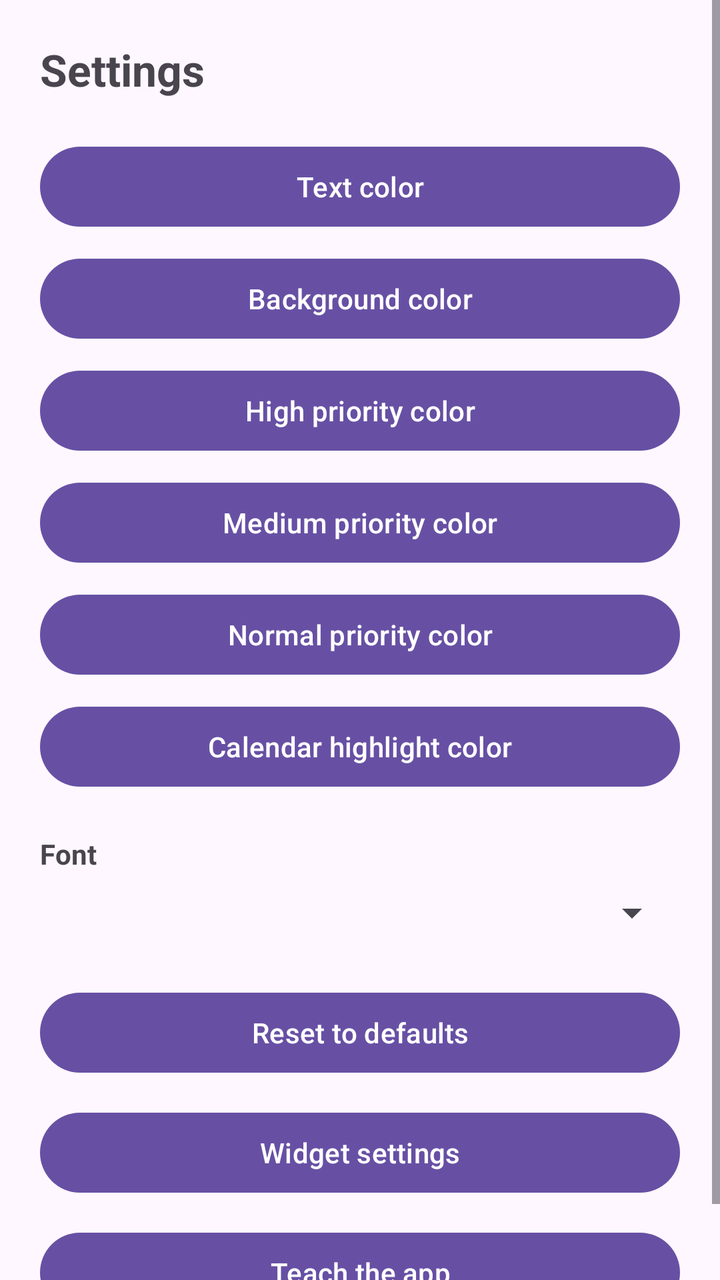
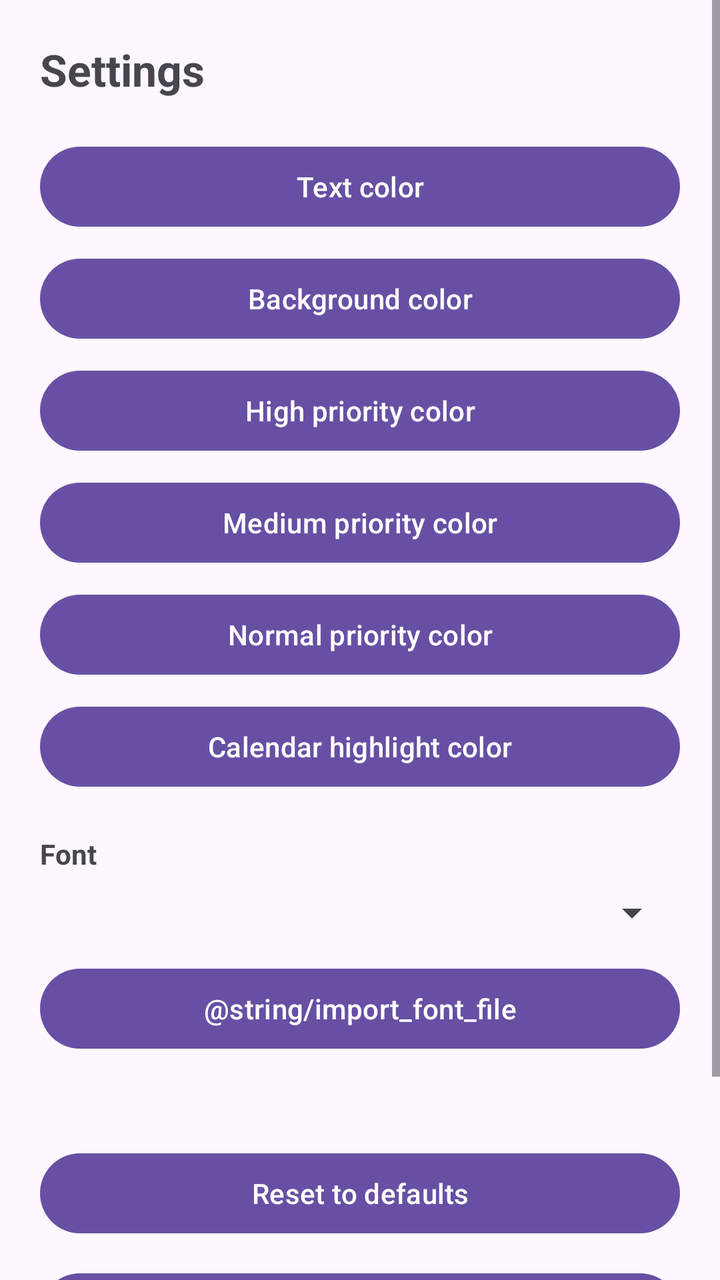

Screens rendered from an Android XML layout before and after an edit, with the pre-edit source and the edit as a unified diff.
<!-- AndroidManifest.xml: application theme Theme.Material3.DayNight -->
<!-- res/layout/activity_settings.xml -->
<?xml version="1.0" encoding="utf-8"?>
<ScrollView
    xmlns:android="http://schemas.android.com/apk/res/android"
    android:layout_width="match_parent"
    android:layout_height="match_parent">

    <LinearLayout
        android:layout_width="match_parent"
        android:layout_height="wrap_content"
        android:orientation="vertical"
        android:padding="20dp">

        <TextView
            android:layout_width="match_parent"
            android:layout_height="wrap_content"
            android:text="@string/settings_title"
            android:textSize="22sp"
            android:textStyle="bold"
            android:layout_marginBottom="20dp" />

        <Button android:id="@+id/buttonTextColor" android:layout_width="match_parent" android:layout_height="wrap_content" android:text="@string/text_color" android:layout_marginBottom="8dp" />
        <Button android:id="@+id/buttonBackgroundColor" android:layout_width="match_parent" android:layout_height="wrap_content" android:text="@string/background_color" android:layout_marginBottom="8dp" />
        <Button android:id="@+id/buttonHighColor" android:layout_width="match_parent" android:layout_height="wrap_content" android:text="@string/high_priority_color" android:layout_marginBottom="8dp" />
        <Button android:id="@+id/buttonMediumColor" android:layout_width="match_parent" android:layout_height="wrap_content" android:text="@string/medium_priority_color" android:layout_marginBottom="8dp" />
        <Button android:id="@+id/buttonNormalColor" android:layout_width="match_parent" android:layout_height="wrap_content" android:text="@string/normal_priority_color" android:layout_marginBottom="8dp" />
        <Button android:id="@+id/buttonHighlightColor" android:layout_width="match_parent" android:layout_height="wrap_content" android:text="@string/highlight_color" android:layout_marginBottom="20dp" />

        <TextView
            android:layout_width="match_parent"
            android:layout_height="wrap_content"
            android:text="@string/font"
            android:textStyle="bold"
            android:layout_marginBottom="8dp" />

        <Spinner
            android:id="@+id/spinnerFont"
            android:layout_width="match_parent"
            android:layout_height="wrap_content"
            android:layout_marginBottom="24dp" />

        <Button
            android:id="@+id/buttonResetDefaults"
            android:layout_width="match_parent"
            android:layout_height="wrap_content"
            android:text="@string/reset_defaults"
            android:layout_marginBottom="12dp" />

        <Button
            android:id="@+id/buttonWidgetSettings"
            android:layout_width="match_parent"
            android:layout_height="wrap_content"
            android:text="@string/widget_settings_title"
            android:layout_marginBottom="12dp" />

        <Button
            android:id="@+id/buttonTeachWords"
            android:layout_width="match_parent"
            android:layout_height="wrap_content"
            android:text="@string/teach_title" />

    </LinearLayout>

</ScrollView>
<!-- resources referenced by this layout -->
<resources>
  <string name="background_color">Background color</string>
  <string name="font">Font</string>
  <string name="high_priority_color">High priority color</string>
  <string name="highlight_color">Calendar highlight color</string>
  <string name="medium_priority_color">Medium priority color</string>
  <string name="normal_priority_color">Normal priority color</string>
  <string name="reset_defaults">Reset to defaults</string>
  <string name="settings_title">Settings</string>
  <string name="teach_title">Teach the app</string>
  <string name="text_color">Text color</string>
  <string name="widget_settings_title">Widget settings</string>
</resources>

<!-- the commit's change to res/layout/activity_settings.xml (unified diff, before → after) -->
@@ -36,6 +36,21 @@
             android:id="@+id/spinnerFont"
             android:layout_width="match_parent"
             android:layout_height="wrap_content"
+            android:layout_marginBottom="12dp" />
+
+        <Button
+            android:id="@+id/buttonImportFont"
+            android:layout_width="match_parent"
+            android:layout_height="wrap_content"
+            android:text="@string/import_font_file"
+            android:layout_marginBottom="4dp" />
+
+        <TextView
+            android:id="@+id/textCustomFontStatus"
+            android:layout_width="match_parent"
+            android:layout_height="wrap_content"
+            android:textSize="12sp"
+            android:textColor="#757575"
             android:layout_marginBottom="24dp" />
 
         <Button
